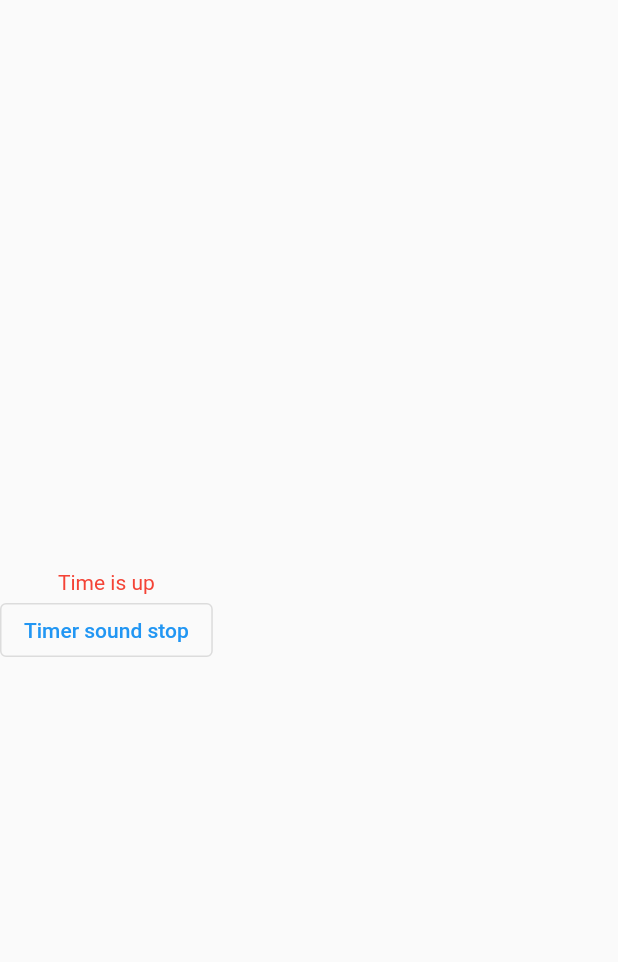
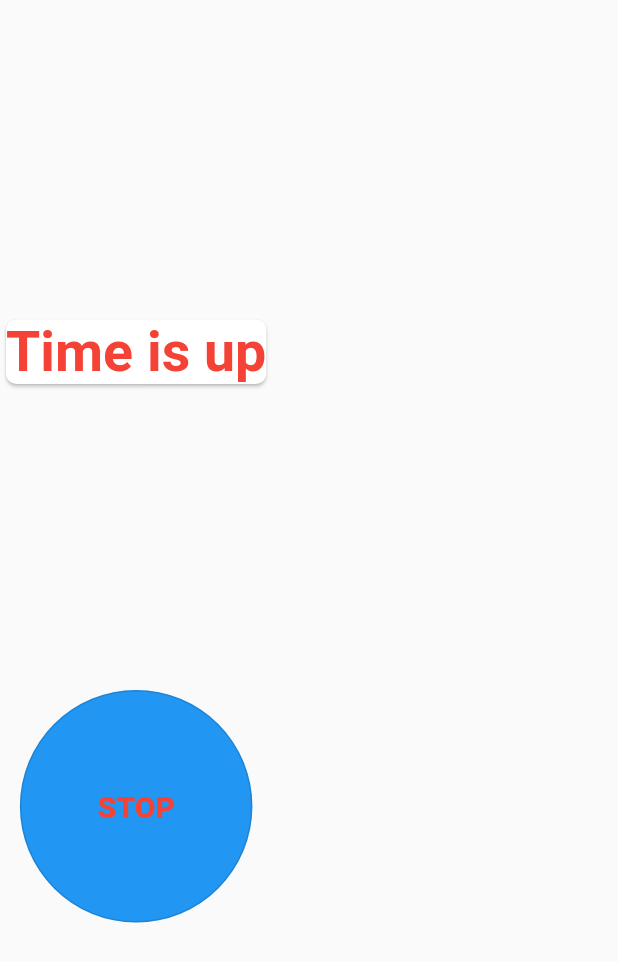
Before and after one commit to DaDaDaTheoryNow/Omega-Clock, a Flutter app: the OnTimer widget shown alone on an empty page, opened directly with empty values, on a phone screen of 412 x 824 dp. Shown: the top 962 px of the screen. Run offline on Flutter 3.47's test engine with Material 2 defaults, Android fonts, the phone set to English and light mode, and no system bars; our stand-ins replace adaptive_theme, animated_splash_screen, card_loading, flutter_easyloading, flutter_local_notifications, flutter_slidable and 6 more; missing offline and left inert: bottom_bar_with_sheet, day_night_time_picker, duration, duration_picker, flutter_alarm_clock, flutter_ringtone_player and 1 more; accounts and stored records are empty.

Commit message:
almost finished development of the timer

```diff
--- a/lib/home.dart
+++ b/lib/home.dart
@@ -39,7 +39,7 @@ TimeOfDay _timeAlarm = TimeOfDay.now();
 // alarm options
 List<String> alarmNameList = [];
 List<String> alarmTimeList = [];
-List<bool> alarmFavoriteList = <bool>[];
+List<bool> alarmFavoriteList = []; // work now
 
 // get the name of the alarm before processing
 TextEditingController _nameAlarmController = TextEditingController();
@@ -116,6 +116,10 @@ class _HomePageState extends State<HomePage> {
     _duration = Duration(seconds: 1);
   }
 
+  void onFavorite() {
+    debugPrint("on favorite");
+  }
+
   void onTimeChanged(TimeOfDay newTime) {
     showDialog(
         context: context,
@@ -178,8 +182,14 @@ class _HomePageState extends State<HomePage> {
                             _timeAlarm = newTime;
                           });
 
-                          setAlarm(context, _nameAlarmController, title,
-                              alarmNameList, alarmTimeList, _timeAlarm);
+                          setAlarm(
+                            context,
+                            _nameAlarmController,
+                            title,
+                            alarmNameList,
+                            alarmTimeList,
+                            _timeAlarm,
+                          );
                         },
                         child: const Text("Create a New Alarm")),
                     TextButton(
@@ -275,7 +285,7 @@ class _HomePageState extends State<HomePage> {
       child: AlarmMainWidget(
         alarmNameList[index],
         alarmTimeList[index],
-        //alarmFavoriteList[index], // list of the favorite buttons etc work
+        false, // list of the favorite buttons etc work
       ),
     );
   }
@@ -520,9 +530,9 @@ class _HomePageState extends State<HomePage> {
           )),
           items: const [
             BottomBarWithSheetItem(icon: Icons.alarm, label: "work on 70%"),
-            BottomBarWithSheetItem(icon: Icons.timer_sharp, label: "work now"),
-            BottomBarWithSheetItem(icon: Icons.star, label: "after the timer"),
-            BottomBarWithSheetItem(icon: Icons.settings, label: "in the end"),
+            BottomBarWithSheetItem(icon: Icons.timer_sharp),
+            BottomBarWithSheetItem(icon: Icons.star),
+            BottomBarWithSheetItem(icon: Icons.settings),
           ],
         ),
       ),
--- a/lib/main.dart
+++ b/lib/main.dart
@@ -77,8 +77,8 @@ class _SplashScreenState extends State<SplashScreen> {
       nextScreen: widget.isStarted ? const HomePage() : const OnboardingPage(),
       splashTransition: SplashTransition.fadeTransition,
       pageTransitionType: PageTransitionType.fade,
-      animationDuration: const Duration(milliseconds: 750),
-      duration: 1200,
+      animationDuration: const Duration(milliseconds: 500),
+      duration: 500,
     );
   }
 }
--- a/lib/modules/set_timer_finish.dart
+++ b/lib/modules/set_timer_finish.dart
@@ -25,10 +25,10 @@ class FinishTimer {
         case 2:
           if (play) {
             if (await Vibration.hasCustomVibrationsSupport() == true) {
-              Vibration.vibrate(duration: 200000);
+              Vibration.vibrate(duration: 50000);
             } else {
               Vibration.vibrate();
-              await Future.delayed(Duration(milliseconds: 200000));
+              await Future.delayed(Duration(milliseconds: 50000));
               Vibration.vibrate();
             }
           } else {
--- a/lib/screens/ontimer.dart
+++ b/lib/screens/ontimer.dart
@@ -20,14 +20,42 @@ class _OnTimerState extends State<OnTimer> {
     return Column(
       mainAxisAlignment: MainAxisAlignment.center,
       children: [
-        Text(
-          "Time is up",
-          style: TextStyle(
-            color: Colors.red,
+        Padding(
+          padding: const EdgeInsets.only(bottom: 200),
+          child: Card(
+            shape: RoundedRectangleBorder(
+              borderRadius: BorderRadius.circular(7.0),
+            ),
+            child: Text(
+              "Time is up",
+              style: TextStyle(
+                color: Colors.red,
+                fontWeight: FontWeight.w600,
+                fontSize: 37,
+              ),
+            ),
           ),
         ),
-        OutlinedButton(
-            onPressed: widget.voidCall, child: Text("Timer sound stop")),
+        SizedBox(
+          height: 155,
+          width: 155,
+          child: OutlinedButton(
+            onPressed: widget.voidCall,
+            child: Text(
+              "STOP",
+              style: TextStyle(
+                fontSize: 20,
+                fontWeight: FontWeight.w900,
+              ),
+            ),
+            style: ElevatedButton.styleFrom(
+              shape: CircleBorder(),
+              padding: EdgeInsets.all(20),
+              backgroundColor: Colors.blue, // <-- Button color
+              foregroundColor: Colors.red, // <-- Splash color
+            ),
+          ),
+        ),
       ],
     );
   }
--- a/lib/widgets/timer/timer_count_down_widget.dart
+++ b/lib/widgets/timer/timer_count_down_widget.dart
@@ -96,7 +96,6 @@ class _TimerCountDownState extends State<TimerCountDown> {
                     outerStrokeColor: Colors.grey.shade100,
                     innerFillGradient: LinearGradient(colors: [
                       Color.fromARGB(255, 31, 197, 19),
-                      Color.fromARGB(255, 44, 44, 167),
                       Color.fromARGB(255, 209, 138, 6),
                       Color.fromARGB(255, 126, 63, 213),
                       Color.fromARGB(255, 31, 197, 19)
@@ -177,8 +176,8 @@ class _TimerCountDownState extends State<TimerCountDown> {
                   sigmaX: 3.5, sigmaY: 3.5, tileMode: TileMode.clamp),
               child: Padding(
                 padding: EdgeInsets.only(
-                  top: MediaQuery.of(context).size.width / 1.7,
-                  left: MediaQuery.of(context).size.width / 3,
+                  top: MediaQuery.of(context).size.width / 3.2,
+                  left: MediaQuery.of(context).size.width / 3.7,
                 ),
                 child: Column(
                   children: [
```
Also changed, not shown: lib/widgets/alarm/alarm_main_widget.dart (+20 -5 lines).
